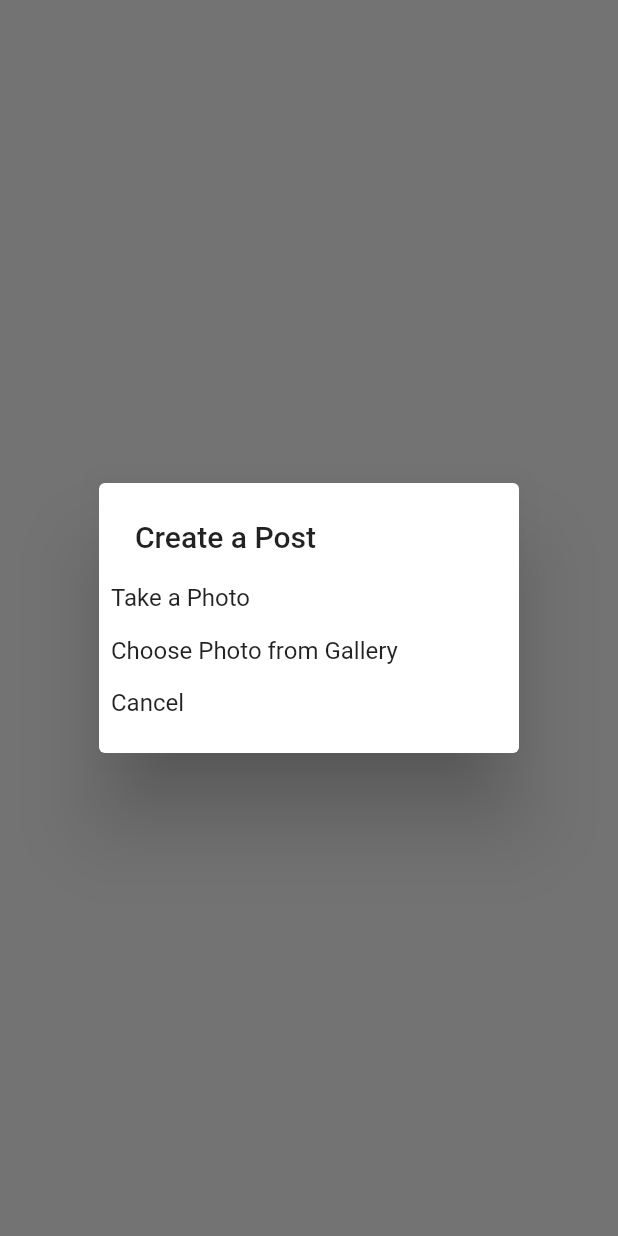
After one commit to Kunal-Dua/Pillext, a Flutter app: the AddPostScreen screen opened directly, after a tap on the "upload" icon, on a phone screen of 412 x 824 dp. The commit adds this screen. Run offline on Flutter 3.47's test engine with Material 2 defaults, Android fonts, the phone set to English and light mode, and no system bars; our stand-ins replace cloud_firestore, firebase_auth, firebase_core, firebase_storage, image_picker; accounts and stored records are empty; network calls fail.

Commit message:
Post is working

```diff
--- a/lib/LoginScreen.dart
+++ b/lib/LoginScreen.dart
@@ -1,5 +1,4 @@
 import 'package:flutter/material.dart';
-import 'package:pillext/HomeScreen.dart';
 import 'package:pillext/resources/auth_methods.dart';
 import 'package:pillext/responsive/mobileScreenLayout.dart';
 import 'package:pillext/responsive/responsive_layout_screen.dart';
@@ -65,7 +64,6 @@ class _LoginScreenState extends State<LoginScreen> {
               ),
               obscureText: true,
             ),
-            const SizedBox(height: 22),
             ElevatedButton(
               onPressed: logIn,
               style: ElevatedButton.styleFrom(
@@ -77,7 +75,6 @@ class _LoginScreenState extends State<LoginScreen> {
               child: const Text("Log In"),
             ),
             //Google Btn
-            const SizedBox(height: 8),
             ElevatedButton(
               onPressed: () {
                 Navigator.of(context).pushReplacement(MaterialPageRoute(
--- /dev/null
+++ b/lib/addPostScreen.dart
@@ -0,0 +1,182 @@
+import 'package:flutter/foundation.dart';
+import 'package:flutter/material.dart';
+import 'package:image_picker/image_picker.dart';
+import 'package:pillext/providers/user_provider.dart';
+import 'package:pillext/resources/firestoreMethods.dart';
+import 'package:pillext/utils/image_pick.dart';
+import 'package:pillext/models/user.dart' as model;
+import 'package:provider/provider.dart';
+
+class AddPostScreen extends StatefulWidget {
+  const AddPostScreen({super.key});
+
+  @override
+  State<AddPostScreen> createState() => _AddPostScreenState();
+}
+
+class _AddPostScreenState extends State<AddPostScreen> {
+  Uint8List? _file;
+  final _descriptionController = TextEditingController();
+  bool isLoading = false;
+
+  @override
+  void dispose() {
+    super.dispose();
+    _descriptionController.dispose();
+  }
+
+  void clearImage() {
+    setState(() {
+      _file = null;
+    });
+  }
+
+  void postImage(
+    String description,
+    Uint8List file,
+    String uid,
+    String username,
+    String photoImage,
+  ) async {
+    setState(() {
+      isLoading = true;
+    });
+    try {
+      String res = await FireStoreMethods().uploadPost(
+          _descriptionController.text, _file!, uid, username, photoImage);
+      if (res == "Success") {
+        setState(() {
+          isLoading = false;
+        });
+        clearImage();
+      }
+      setState(() {
+        isLoading = false;
+      });
+    } catch (err) {
+      print(err.toString());
+    }
+  }
+
+  _selectImage(BuildContext context) async {
+    return showDialog(
+        context: context,
+        builder: (context) {
+          return SimpleDialog(title: const Text("Create a Post"), children: [
+            SimpleDialogOption(
+              padding: EdgeInsets.all(8.0),
+              child: const Text("Take a Photo"),
+              onPressed: () async {
+                Navigator.of(context).pop();
+                Uint8List file = await pickImage(ImageSource.camera);
+                setState(() {
+                  _file = file;
+                });
+              },
+            ),
+            SimpleDialogOption(
+              padding: EdgeInsets.all(8.0),
+              child: const Text("Choose Photo from Gallery"),
+              onPressed: () async {
+                Navigator.of(context).pop();
+                Uint8List file = await pickImage(ImageSource.gallery);
+                setState(() {
+                  _file = file;
+                });
+              },
+            ),
+            SimpleDialogOption(
+              padding: EdgeInsets.all(8.0),
+              child: const Text("Cancel"),
+              onPressed: () {
+                Navigator.of(context).pop();
+              },
+            )
+          ]);
+        });
+  }
+
+  @override
+  Widget build(BuildContext context) {
+    model.User user = Provider.of<UserProvider>(context).getUser;
+    return _file == null
+        ? Scaffold(
+            body: Center(
+                child: IconButton(
+              icon: const Icon(Icons.upload),
+              onPressed: () {
+                _selectImage(context);
+              },
+            )),
+          )
+        : Scaffold(
+            appBar: AppBar(
+              elevation: 0.0,
+              shadowColor: Colors.white,
+              backgroundColor: Colors.white,
+              foregroundColor: Colors.black,
+              title: const Text("Post to"),
+              centerTitle: false,
+              leading: IconButton(
+                icon: const Icon(Icons.arrow_back),
+                onPressed: clearImage,
+              ),
+              actions: [
+                TextButton(
+                  onPressed: () => postImage(_descriptionController.text,
+                      _file!, user.uid, user.username, user.photoUrl),
+                  child: const Text(
+                    "Post",
+                    style: TextStyle(
+                        color: Colors.blueAccent,
+                        fontWeight: FontWeight.bold,
+                        fontSize: 16),
+                  ),
+                )
+              ],
+            ),
+            body: Column(
+              children: [
+                isLoading
+                    ? const LinearProgressIndicator()
+                    : const Padding(padding: EdgeInsets.only(top: 0)),
+                Row(
+                  mainAxisAlignment: MainAxisAlignment.spaceAround,
+                  crossAxisAlignment: CrossAxisAlignment.start,
+                  children: [
+                    const CircleAvatar(
+                      backgroundImage: NetworkImage(
+                          "https://images.unsplash.com/photo-1673967314769-913d48c1fc94?ixlib=rb-4.0.3&ixid=MnwxMjA3fDB8MHxwaG90by1wYWdlfHx8fGVufDB8fHx8&auto=format&fit=crop&w=774&q=80"),
+                    ),
+                    SizedBox(
+                      width: MediaQuery.of(context).size.width * 0.45,
+                      child: TextField(
+                        controller: _descriptionController,
+                        decoration: const InputDecoration(
+                          hintText: "Write caption here",
+                          border: InputBorder.none,
+                        ),
+                        maxLines: 8,
+                      ),
+                    ),
+                    SizedBox(
+                      width: 45,
+                      height: 45,
+                      child: AspectRatio(
+                        aspectRatio: 487 / 451,
+                        child: Container(
+                          decoration: BoxDecoration(
+                              image: DecorationImage(
+                            image: MemoryImage(_file!),
+                            fit: BoxFit.fill,
+                          )),
+                        ),
+                      ),
+                    ),
+                  ],
+                )
+              ],
+            ),
+          );
+  }
+}
--- a/lib/models/post.dart
+++ b/lib/models/post.dart
@@ -0,0 +1,48 @@
+// ignore_for_file: file_names
+import 'package:cloud_firestore/cloud_firestore.dart';
+
+class Post {
+  final String uid;
+  final String description;
+  final String username;
+  final String postUrl;
+  final String postId;
+  final datePublished;
+  final String postImage;
+  final likes;
+
+  const Post(
+      {required this.uid,
+      required this.description,
+      required this.username,
+      required this.postUrl,
+      required this.postId,
+      required this.datePublished,
+      required this.postImage,
+      required this.likes});
+
+  Map<String, dynamic> toJson() => {
+        "uid": uid,
+        "description": description,
+        "username": username,
+        "postUrl": postUrl,
+        "postId": postId,
+        "datePublished": datePublished,
+        "following": postImage,
+        "likes": likes,
+      };
+
+  static Post fromSnap(DocumentSnapshot snap) {
+    var snapshot = snap.data() as Map<String, dynamic>;
+    return Post(
+      uid: snapshot['uid'],
+      description: snapshot['description'],
+      postUrl: snapshot['postUrl'],
+      username: snapshot['username'],
+      postId: snapshot['postId'],
+      datePublished: snapshot['datePublished'],
+      postImage: snapshot['postImage'],
+      likes: snapshot['likes'],
+    );
+  }
+}
--- /dev/null
+++ b/lib/providers/user_provider.dart
@@ -0,0 +1,15 @@
+import 'package:flutter/material.dart';
+import 'package:pillext/models/user.dart';
+import 'package:pillext/resources/auth_methods.dart';
+
+class UserProvider with ChangeNotifier {
+  User? _user;
+  final AuthMethods _authMethods = AuthMethods();
+  User get getUser => _user!;
+
+  Future<void> refreshUser() async {
+    User user = await _authMethods.getUserDetails();
+    _user = user;
+    notifyListeners();
+  }
+}
--- a/lib/utils/dimensions.dart
+++ /dev/null
@@ -1,3 +0,0 @@
-import 'package:flutter/material.dart';
-
-const webScreenSize = 600;
```
Also changed, not shown: lib/main.dart (+10 -3 lines), lib/models/user.dart (+14 -0 lines), lib/resources/auth_methods.dart (+21 -10 lines), lib/resources/firestoreMethods.dart (added, +39 -0 lines), lib/resources/storage_methods.dart (+8 -0 lines), lib/responsive/mobileScreenLayout.dart (+5 -7 lines), lib/responsive/responsive_layout_screen.dart (+22 -4 lines), lib/utils/gobalVariables.dart (added, +12 -0 lines), pubspec.yaml (+9 -15 lines), pubspec.lock.
